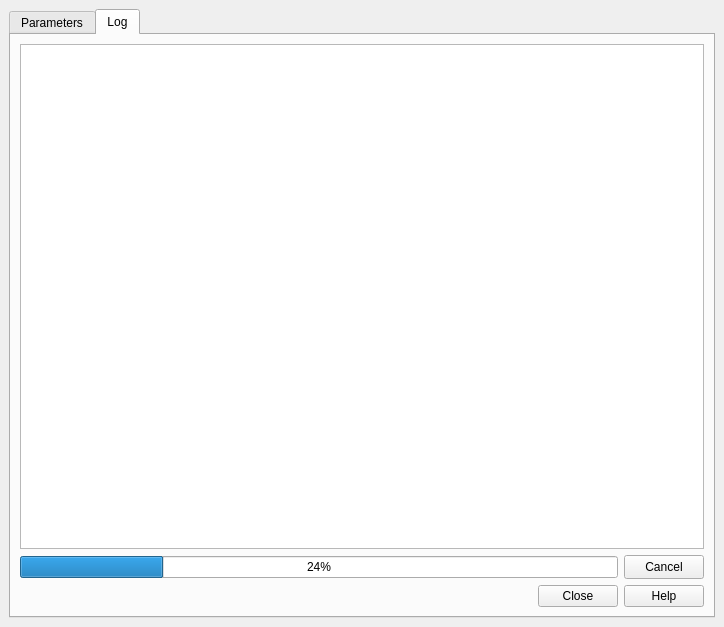
The window that hidroPixel_dialog_flow_tt.ui (pedmap/HidroPixel_test) describes before a commit, drawn with Qt 5.
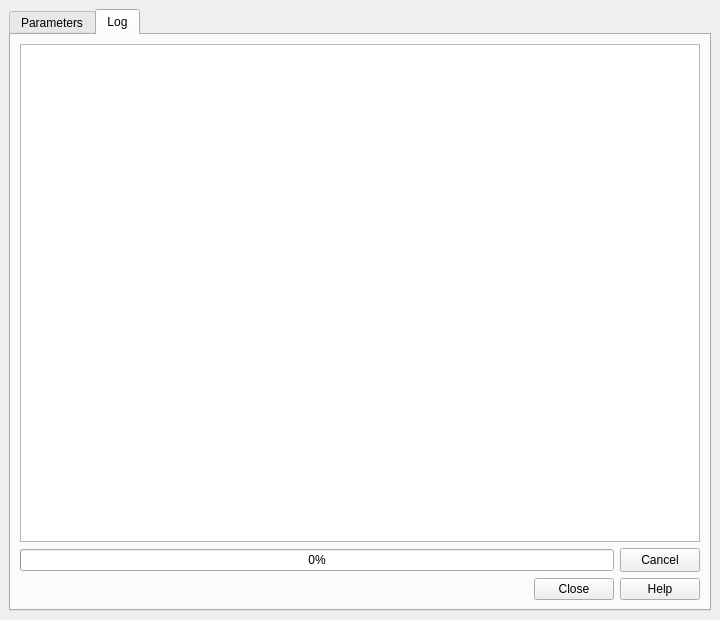
The same window after the commit. The open tabs and pages were chosen to show the change. Icons and pictures are not drawn.

Patch:
```diff
--- a/hidroPixel_dialog_flow_tt.ui
+++ b/hidroPixel_dialog_flow_tt.ui
@@ -6,8 +6,8 @@
    <rect>
     <x>0</x>
     <y>0</y>
-    <width>724</width>
-    <height>627</height>
+    <width>720</width>
+    <height>620</height>
    </rect>
   </property>
   <property name="minimumSize">
@@ -3104,7 +3104,7 @@
                  <string notr="true"/>
                 </property>
                 <property name="value">
-                 <number>24</number>
+                 <number>0</number>
                 </property>
                </widget>
               </item>
```
